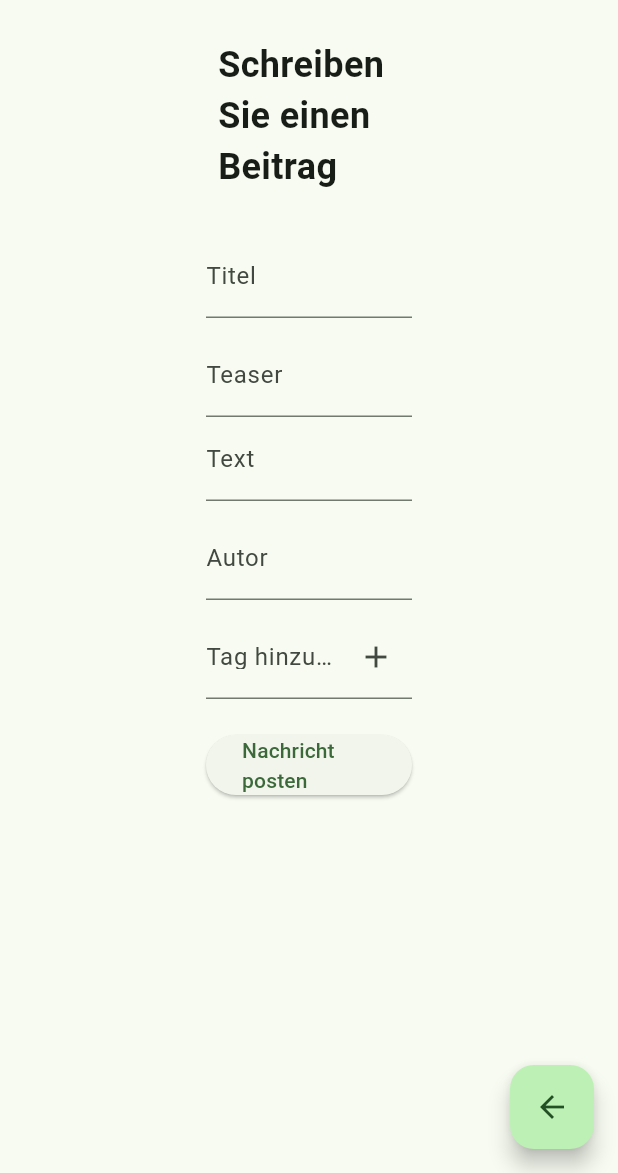
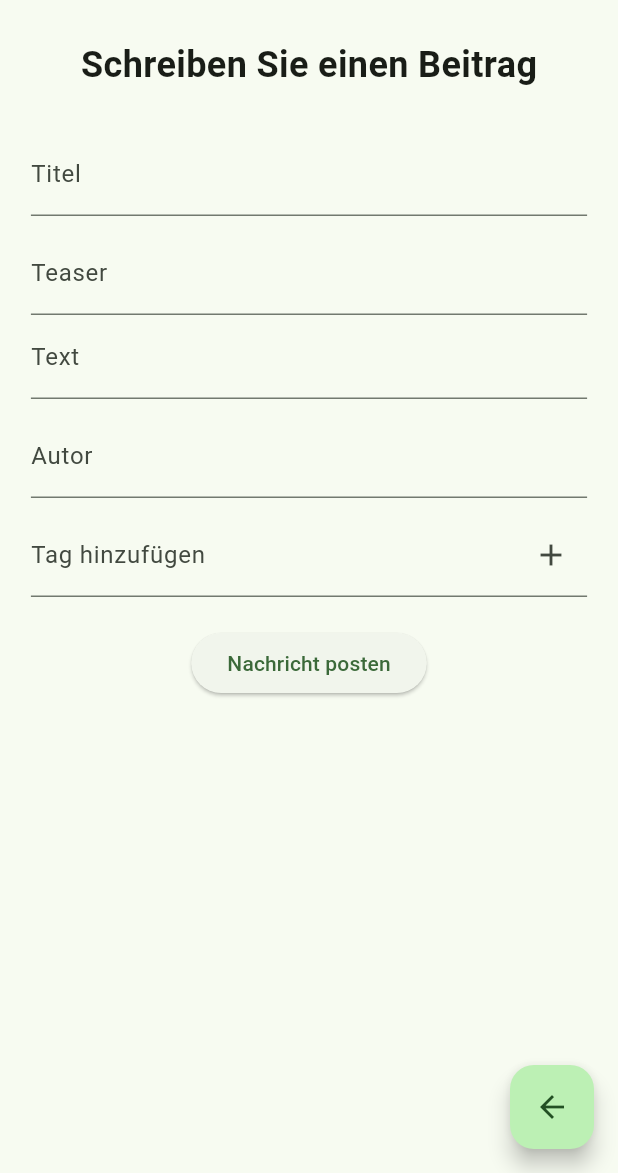
Before and after one commit to Feeelix92/campus_guide_gui, a Flutter app: the MessageWriteScreen screen opened by its route, on a phone screen of 412 x 824 dp, the part 63-1236 px from its top. Run offline on Flutter 3.47's test engine with Material 2 defaults, Android fonts, the phone set to English and light mode, and no system bars; our stand-ins replace auto_route, flutter_map, flutter_svg, image_picker, latlong2, qr_flutter and 1 more; missing offline and left inert: flutter_map_marker_popup, random_avatar; accounts and stored records are empty; network calls fail.

```diff
--- a/lib/screens/message_edit_screen.dart
+++ b/lib/screens/message_edit_screen.dart
@@ -70,11 +70,14 @@ class _MessageEditScreenState extends State<MessageEditScreen> {
 
   @override
   Widget build(BuildContext context) {
+    double screenWidth = MediaQuery.of(context).size.width;
+
     return Scaffold(
       appBar: const CustomAppBar(),
       drawer: const AppDrawer(),
       body: SingleChildScrollView(
         child: Center(
+          child: Container(
             child: Column(
               children: [
                 if (finish) ...[
@@ -93,7 +96,7 @@ class _MessageEditScreenState extends State<MessageEditScreen> {
                             _tags = snapshot.data!.tags!;
                             return Center(
                               child: SizedBox(
-                              width: MediaQuery.of(context).size.width / 3,
+                                width: screenWidth-0.1*screenWidth,
                                 child: Column(
                                   mainAxisAlignment: MainAxisAlignment.center,
                                   children: [
@@ -211,6 +214,7 @@ class _MessageEditScreenState extends State<MessageEditScreen> {
             ),
           ),
         ),
+      ),
       floatingActionButton: FloatingActionButton(
         onPressed: () {
           AutoRouter.of(context).push(const MessageRoute());
--- a/lib/screens/message_write_screen.dart
+++ b/lib/screens/message_write_screen.dart
@@ -49,16 +49,14 @@ class _MessageWriteScreenState extends State<MessageWriteScreen> {
 
   @override
   Widget build(BuildContext context) {
+    double screenWidth = MediaQuery.of(context).size.width;
     return Scaffold(
       appBar: const CustomAppBar(),
       drawer: const AppDrawer(),
         body: SingleChildScrollView(
           child: Center(
             child: SizedBox(
-              width: MediaQuery
-                  .of(context)
-                  .size
-                  .width / 3,
+              width: screenWidth-0.1*screenWidth,
               child: Column(
                 children: [
                   const H1(text: 'Schreiben Sie einen Beitrag'),
```
Also changed, not shown: lib/screens/message_detail_screen.dart (+22 -5 lines), pubspec.lock. Lines whose indentation alone changed are shown as unchanged.
